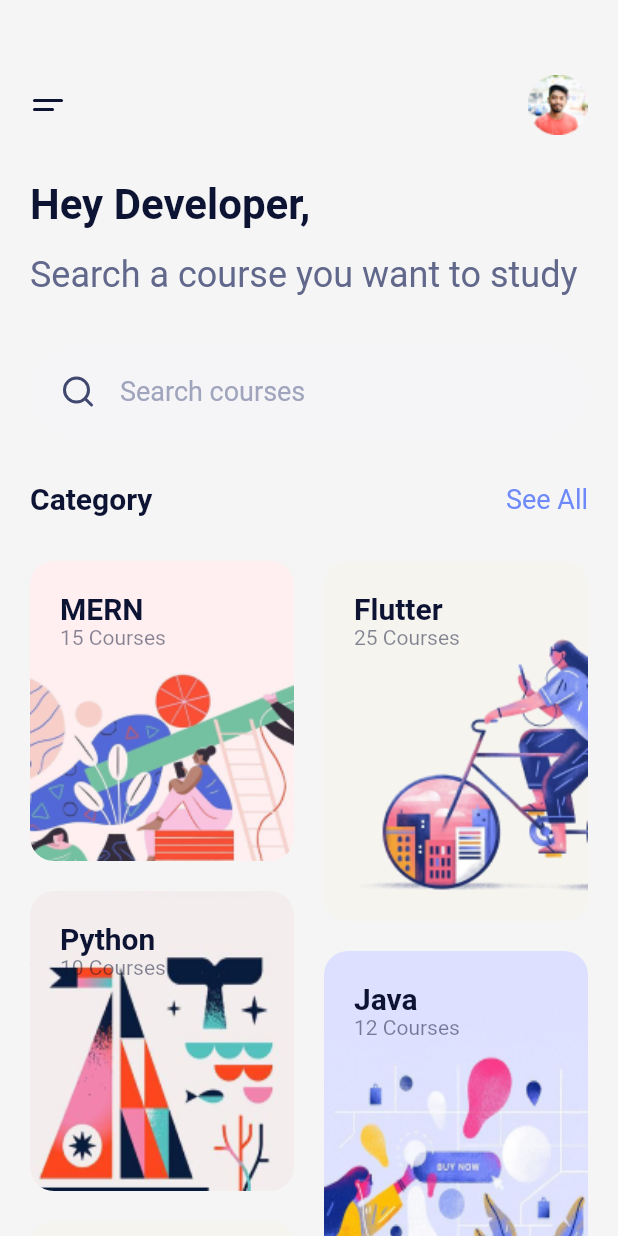
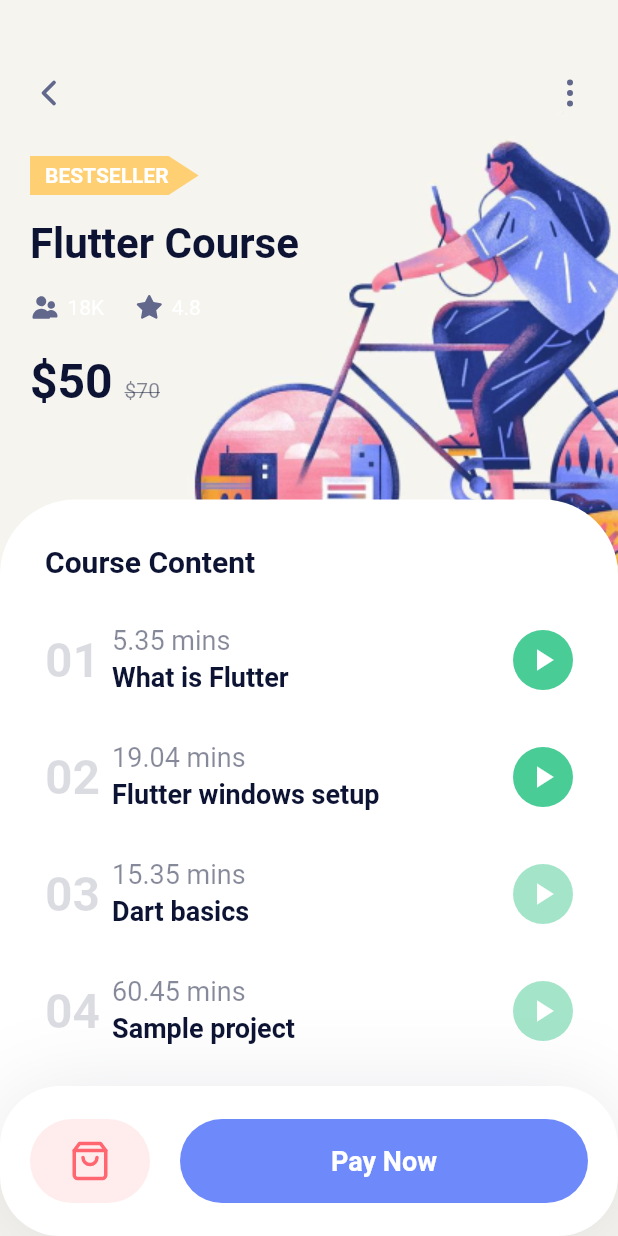
Before and after one commit to manuka99/CourseVerse, a Flutter app: the HomeScreen screen opened directly, after a tap on "MERN", on a phone screen of 412 x 824 dp. Run offline on Flutter 3.47's test engine with Material 2 defaults, Android fonts, the light colour scheme and no system bars; our stand-ins replace cloud_firestore, firebase_auth, firebase_core, flutter_svg, intro_slider, pin_code_fields and 1 more; missing offline and left inert: flutter_facebook_login; accounts and stored records are empty.

Commit message:
Courses content ui done

```diff
--- a/lib/main.dart
+++ b/lib/main.dart
@@ -8,6 +8,7 @@ import 'package:course_app/pages/register/mobile/main.dart';
 import 'package:course_app/pages/register/mobile/otp/main.dart';
 import 'package:course_app/pages/dashboard/main.dart';
 import 'package:course_app/pages/courses/main.dart';
+
 
 Future<void> main() async {
   WidgetsFlutterBinding.ensureInitialized();
--- a/lib/pages/courses/MainPage.dart
+++ b/lib/pages/courses/MainPage.dart
@@ -1,5 +1,5 @@
 //import 'package:course_app/constants.dart';
-// import 'package:course_app/details_screen.dart';
+import 'package:course_app/pages/courses/details_screen.dart';
 import 'package:course_app/pages/courses/model/category.dart';
 import 'package:course_app/pages/courses/constants.dart';
 import 'package:flutter/material.dart';
@@ -30,16 +30,35 @@ class HomeScreen extends StatelessWidget {
         child: Column(
           crossAxisAlignment: CrossAxisAlignment.start,
           children: <Widget>[
-            Row(
+            // Row(
+            //   mainAxisAlignment: MainAxisAlignment.spaceBetween,
+            //   children: <Widget>[
+            //     SvgPicture.asset("assets/icons/menu.svg"),
+            //     Image.asset("assets/images/profilePic.png"),
+            //   ],
+            // ),
+                  Row(
               mainAxisAlignment: MainAxisAlignment.spaceBetween,
               children: <Widget>[
-                SvgPicture.asset("assets/icons/menu.svg"),
-                Image.asset("assets/images/developer.png"),
+                Text("Hey Developers", style: TextStyle(
+                  fontSize: 18,
+                  color: Colors.blueAccent
+                ),),
+                Container(
+                  height: 30,
+                  width: 30,
+                  decoration: BoxDecoration(
+                    shape: BoxShape.circle,
+                    image: DecorationImage(
+                      image: AssetImage('assets/images/profilePic.png')
+                    )
+                  ),
+                )
               ],
             ),
             SizedBox(height: 30),
-            Text("Hey Developer,", style: kHeadingextStyle),
-            Text("Search a course you want to study", style: kSubheadingextStyle),
+            // Text("Hey Developer,", style: kHeadingextStyle),
+            Text("Search courses to study...", style: kHeadingextStyle),
             Container(
               margin: EdgeInsets.symmetric(vertical: 30),
               padding: EdgeInsets.symmetric(horizontal: 20, vertical: 16),
@@ -84,12 +103,12 @@ class HomeScreen extends StatelessWidget {
                 itemBuilder: (context, index) {
                   return GestureDetector(
                     onTap: () {
-                      // Navigator.push(
-                      //   context,
-                      //   MaterialPageRoute(
-                      //     builder: (context) => DetailsScreen(),
-                      //   ),
-                      // );
+                      Navigator.push(
+                        context,
+                        MaterialPageRoute(
+                          builder: (context) => DetailsScreen(),
+                        ),
+                      );
                     },
                     child: Container(
                       padding: EdgeInsets.all(20),
--- /dev/null
+++ b/lib/pages/courses/details_screen.dart
@@ -0,0 +1,270 @@
+import 'package:course_app/pages/courses/constants.dart';
+import 'package:flutter/material.dart';
+import 'package:flutter_svg/flutter_svg.dart';
+
+class DetailsScreen extends StatelessWidget {
+  @override
+  Widget build(BuildContext context) {
+    return Scaffold(
+      body: Container(
+        width: double.infinity,
+        decoration: BoxDecoration(
+          color: Color(0xFFF5F4EF),
+          image: DecorationImage(
+            image: AssetImage("assets/images/ux_big.png"),
+            alignment: Alignment.topRight,
+          ),
+        ),
+        child: Column(
+          children: <Widget>[
+            Padding(
+              padding: EdgeInsets.only(left: 20, top: 50, right: 20),
+              child: Column(
+                crossAxisAlignment: CrossAxisAlignment.start,
+                children: <Widget>[
+                  Row(
+                    mainAxisAlignment: MainAxisAlignment.spaceBetween,
+                    children: <Widget>[
+                      SvgPicture.asset("assets/icons/arrow-left.svg"),
+                      SvgPicture.asset("assets/icons/more-vertical.svg"),
+                    ],
+                  ),
+                  SizedBox(height: 30),
+                  ClipPath(
+                    clipper: BestSellerClipper(),
+                    child: Container(
+                      color: kBestSellerColor,
+                      padding: EdgeInsets.only(
+                          left: 10, top: 5, right: 20, bottom: 5),
+                      child: Text(
+                        "BestSeller".toUpperCase(),
+                        style: TextStyle(
+                          fontWeight: FontWeight.w600,
+                        ),
+                      ),
+                    ),
+                  ),
+                  SizedBox(height: 16),
+                  Text("Flutter Course", style: kHeadingextStyle),
+                  SizedBox(height: 16),
+                  Row(
+                    children: <Widget>[
+                      SvgPicture.asset("assets/icons/person.svg"),
+                      SizedBox(width: 5),
+                      Text("18K"),
+                      SizedBox(width: 20),
+                      SvgPicture.asset("assets/icons/star.svg"),
+                      SizedBox(width: 5),
+                      Text("4.8")
+                    ],
+                  ),
+                  SizedBox(height: 20),
+                  RichText(
+                    text: TextSpan(
+                      children: [
+                        TextSpan(
+                          text: "\$50 ",
+                          style: kHeadingextStyle.copyWith(fontSize: 32),
+                        ),
+                        TextSpan(
+                          text: "\$70",
+                          style: TextStyle(
+                            color: kTextColor.withOpacity(.5),
+                            decoration: TextDecoration.lineThrough,
+                          ),
+                        ),
+                      ],
+                    ),
+                  ),
+                ],
+              ),
+            ),
+            SizedBox(height: 60),
+            Expanded(
+              child: Container(
+                width: double.infinity,
+                decoration: BoxDecoration(
+                  borderRadius: BorderRadius.circular(50),
+                  color: Colors.white,
+                ),
+                child: Stack(
+                  children: <Widget>[
+                    Padding(
+                      padding: const EdgeInsets.all(30),
+                      child: Column(
+                        crossAxisAlignment: CrossAxisAlignment.start,
+                        children: <Widget>[
+                          Text("Course Content", style: kTitleTextStyle),
+                          SizedBox(height: 30),
+                          CourseContent(
+                            number: "01",
+                            duration: 5.35,
+                            title: "What is Flutter",
+                            isDone: true,
+                          ),
+                          CourseContent(
+                            number: '02',
+                            duration: 19.04,
+                            title: "Flutter windows setup",
+                            isDone: true,
+                          ),
+                          CourseContent(
+                            number: '03',
+                            duration: 15.35,
+                            title: "Dart basics",
+                          ),
+                          CourseContent(
+                            number: '04',
+                            duration: 60.45,
+                            title: "Sample project",
+                          ),
+                        ],
+                      ),
+                    ),
+                    Positioned(
+                      right: 0,
+                      left: 0,
+                      bottom: 0,
+                      child: Container(
+                        padding: EdgeInsets.all(20),
+                        height: 100,
+                        width: double.infinity,
+                        decoration: BoxDecoration(
+                          color: Colors.white,
+                          borderRadius: BorderRadius.circular(40),
+                          boxShadow: [
+                            BoxShadow(
+                              offset: Offset(0, 4),
+                              blurRadius: 50,
+                              color: kTextColor.withOpacity(.1),
+                            ),
+                          ],
+                        ),
+                        child: Row(
+                          children: <Widget>[
+                            Container(
+                              padding: EdgeInsets.all(14),
+                              height: 56,
+                              width: 80,
+                              decoration: BoxDecoration(
+                                color: Color(0xFFFFEDEE),
+                                borderRadius: BorderRadius.circular(40),
+                              ),
+                              child: SvgPicture.asset(
+                                  "assets/icons/shopping-bag.svg"),
+                            ),
+                            SizedBox(width: 20),
+                            Expanded(
+                              child: Container(
+                                alignment: Alignment.center,
+                                height: 56,
+                                decoration: BoxDecoration(
+                                  borderRadius: BorderRadius.circular(40),
+                                  color: kBlueColor,
+                                ),
+                                child: Text(
+                                  "Pay Now",
+                                  style: kSubtitleTextSyule.copyWith(
+                                    color: Colors.white,
+                                    fontWeight: FontWeight.bold,
+                                  ),
+                                ),
+                              ),
+                            )
+                          ],
+                        ),
+                      ),
+                    ),
+                  ],
+                ),
+              ),
+            ),
+          ],
+        ),
+      ),
+    );
+  }
+}
+
+class CourseContent extends StatelessWidget {
+  final String number;
+  final double duration;
+  final String title;
+  final bool isDone;
+  const CourseContent({
+     Key? key,
+    required this.number,
+   required this.duration,
+    required this.title,
+    this.isDone = false,
+  }) : super(key: key);
+
+  @override
+  Widget build(BuildContext context) {
+    return Padding(
+      padding: const EdgeInsets.only(bottom: 30),
+      child: Row(
+        children: <Widget>[
+          Text(
+            number,
+            style: kHeadingextStyle.copyWith(
+              color: kTextColor.withOpacity(.15),
+              fontSize: 32,
+            ),
+          ),
+          SizedBox(width: 8),
+          RichText(
+            text: TextSpan(
+              children: [
+                TextSpan(
+                  text: "$duration mins\n",
+                  style: TextStyle(
+                    color: kTextColor.withOpacity(.5),
+                    fontSize: 18,
+                  ),
+                ),
+                TextSpan(
+                  text: title,
+                  style: kSubtitleTextSyule.copyWith(
+                    fontWeight: FontWeight.w600,
+                    height: 1.5,
+                  ),
+                ),
+              ],
+            ),
+          ),
+          Spacer(),
+          Container(
+            margin: EdgeInsets.only(left: 20),
+            height: 40,
+            width: 40,
+            decoration: BoxDecoration(
+              shape: BoxShape.circle,
+              color: kGreenColor.withOpacity(isDone ? 1 : .5),
+            ),
+            child: Icon(Icons.play_arrow, color: Colors.white),
+          )
+        ],
+      ),
+    );
+  }
+}
+
+class BestSellerClipper extends CustomClipper<Path> {
+  @override
+  getClip(Size size) {
+    var path = Path();
+    path.lineTo(size.width - 20, 0);
+    path.lineTo(size.width, size.height / 2);
+    path.lineTo(size.width - 20, size.height);
+    path.lineTo(0, size.height);
+    path.lineTo(0, 0);
+    path.close();
+    return path;
+  }
+
+  @override
+  bool shouldReclip(CustomClipper oldClipper) {
+    return false;
+  }
+}
--- a/lib/pages/courses/model/category.dart
+++ b/lib/pages/courses/model/category.dart
@@ -12,12 +12,12 @@ List<Category> categories = categoriesData
     .toList();
 
 var categoriesData = [
-  {"name": "MERN", 'courses': 15, 'image': "assets/images/marketing.png"},
-  {"name": "Flutter", 'courses': 25, 'image': "assets/images/ux_design.png"},
+  {"name": "MERN", 'courses': 7, 'image': "assets/images/marketing.png"},
+  {"name": "Flutter Course", 'courses': 4, 'image': "assets/images/ux_design.png"},
   {"name": "Python", 'courses': 10,'image': "assets/images/photography.png"},
-  {"name": "Java", 'courses': 12, 'image': "assets/images/business.png"},
-    {"name": "Blockchain", 'courses': 22, 'image': "assets/images/ux_design.png"},
-  {"name": "HTML/CSS", 'courses': 55, 'image': "assets/images/marketing.png"},
-    {"name": "Machine Learning", 'courses': 26, 'image': "assets/images/business.png"},
-  {"name": "IOT", 'courses': 15, 'image': "assets/images/photography.png"},
+  {"name": "Java", 'courses': 5, 'image': "assets/images/business.png"},
+    {"name": "Blockchain", 'courses': 9, 'image': "assets/images/img4.png"},
+  {"name": "HTML/CSS", 'courses': 10, 'image': "assets/images/photography.png"},
+    {"name": "Machine Learning", 'courses': 8, 'image': "assets/images/marketing.png"},
+  {"name": "IOT", 'courses': 11, 'image': "assets/images/business.png"},
 ];
```
Also changed, not shown: assets/images/developer.png (deleted), assets/images/img4.png (added), assets/images/profilePic.png (added).
